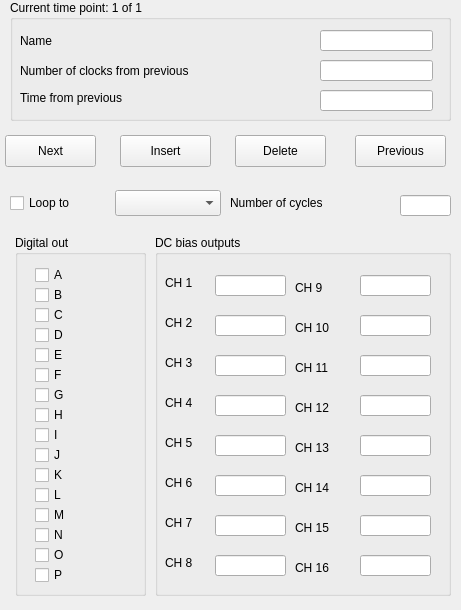
Old version of the form pse.ui in the repository MOBILionSystems/MIPS-app-MOBILion.
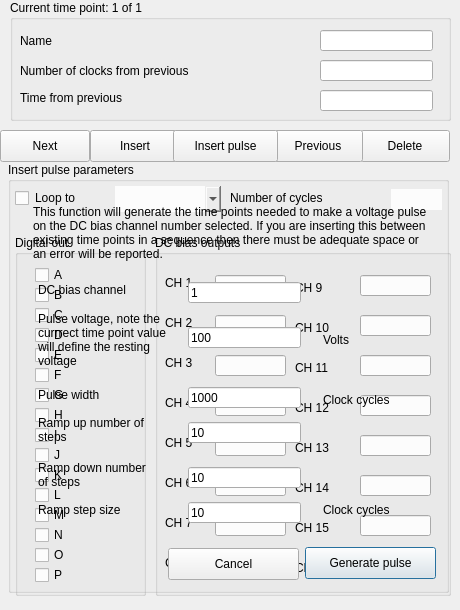
New version of the form.

```diff
--- a/pse.ui
+++ b/pse.ui
@@ -6,7 +6,7 @@
    <rect>
     <x>0</x>
     <y>0</y>
-    <width>461</width>
+    <width>460</width>
     <height>610</height>
    </rect>
   </property>
@@ -709,9 +709,9 @@
   <widget class="QPushButton" name="pbNext">
    <property name="geometry">
     <rect>
-     <x>5</x>
-     <y>135</y>
-     <width>91</width>
+     <x>0</x>
+     <y>130</y>
+     <width>90</width>
      <height>32</height>
     </rect>
    </property>
@@ -728,9 +728,9 @@
   <widget class="QPushButton" name="pbInsert">
    <property name="geometry">
     <rect>
-     <x>120</x>
-     <y>135</y>
-     <width>91</width>
+     <x>90</x>
+     <y>130</y>
+     <width>90</width>
      <height>32</height>
     </rect>
    </property>
@@ -747,9 +747,9 @@
   <widget class="QPushButton" name="pbDelete">
    <property name="geometry">
     <rect>
-     <x>235</x>
-     <y>135</y>
-     <width>91</width>
+     <x>360</x>
+     <y>130</y>
+     <width>90</width>
      <height>32</height>
     </rect>
    </property>
@@ -766,9 +766,9 @@
   <widget class="QPushButton" name="pbPrevious">
    <property name="geometry">
     <rect>
-     <x>355</x>
-     <y>135</y>
-     <width>91</width>
+     <x>273</x>
+     <y>130</y>
+     <width>90</width>
      <height>32</height>
     </rect>
    </property>
@@ -782,60 +782,381 @@
     <bool>false</bool>
    </property>
   </widget>
-  <widget class="QCheckBox" name="chkLoop">
+  <widget class="QFrame" name="frmLoop">
    <property name="geometry">
     <rect>
      <x>10</x>
-     <y>190</y>
-     <width>106</width>
-     <height>26</height>
+     <y>174</y>
+     <width>441</width>
+     <height>51</height>
     </rect>
    </property>
-   <property name="toolTip">
-    <string>Check this to cause this time point to loop back to the labeled point</string>
+   <property name="styleSheet">
+    <string notr="true">border: 0</string>
    </property>
-   <property name="text">
-    <string>Loop to</string>
+   <property name="frameShape">
+    <enum>QFrame::StyledPanel</enum>
    </property>
-  </widget>
-  <widget class="QLabel" name="label_4">
-   <property name="geometry">
-    <rect>
-     <x>230</x>
-     <y>190</y>
-     <width>171</width>
-     <height>26</height>
-    </rect>
+   <property name="frameShadow">
+    <enum>QFrame::Plain</enum>
    </property>
-   <property name="text">
-    <string>Number of cycles</string>
+   <property name="lineWidth">
+    <number>0</number>
    </property>
+   <widget class="QLabel" name="label_4">
+    <property name="geometry">
+     <rect>
+      <x>220</x>
+      <y>11</y>
+      <width>171</width>
+      <height>26</height>
+     </rect>
+    </property>
+    <property name="text">
+     <string>Number of cycles</string>
+    </property>
+   </widget>
+   <widget class="QLineEdit" name="leCycles">
+    <property name="geometry">
+     <rect>
+      <x>381</x>
+      <y>15</y>
+      <width>51</width>
+      <height>21</height>
+     </rect>
+    </property>
+    <property name="toolTip">
+     <string>Number of times to loop</string>
+    </property>
+   </widget>
+   <widget class="QComboBox" name="comboLoop">
+    <property name="geometry">
+     <rect>
+      <x>105</x>
+      <y>12</y>
+      <width>106</width>
+      <height>26</height>
+     </rect>
+    </property>
+    <property name="toolTip">
+     <string>Point to loop back to</string>
+    </property>
+   </widget>
+   <widget class="QCheckBox" name="chkLoop">
+    <property name="geometry">
+     <rect>
+      <x>5</x>
+      <y>11</y>
+      <width>106</width>
+      <height>26</height>
+     </rect>
+    </property>
+    <property name="toolTip">
+     <string>Check this to cause this time point to loop back to the labeled point</string>
+    </property>
+    <property name="text">
+     <string>Loop to</string>
+    </property>
+   </widget>
   </widget>
-  <widget class="QLineEdit" name="leCycles">
+  <widget class="QPushButton" name="pbInsertPulse">
    <property name="geometry">
     <rect>
-     <x>400</x>
-     <y>195</y>
-     <width>51</width>
-     <height>21</height>
+     <x>173</x>
+     <y>130</y>
+     <width>105</width>
+     <height>32</height>
     </rect>
    </property>
    <property name="toolTip">
     <string>Number of times to loop</string>
    </property>
+   <property name="text">
+    <string>Insert pulse</string>
+   </property>
+   <property name="autoDefault">
+    <bool>false</bool>
+   </property>
   </widget>
-  <widget class="QComboBox" name="comboLoop">
+  <widget class="QGroupBox" name="gbInsertPulse">
    <property name="geometry">
     <rect>
-     <x>115</x>
-     <y>190</y>
-     <width>106</width>
-     <height>26</height>
+     <x>8</x>
+     <y>162</y>
+     <width>441</width>
+     <height>431</height>
     </rect>
    </property>
-   <property name="toolTip">
-    <string>Point to loop back to</string>
+   <property name="title">
+    <string>Insert pulse parameters</string>
    </property>
+   <widget class="QLabel" name="label_21">
+    <property name="geometry">
+     <rect>
+      <x>30</x>
+      <y>225</y>
+      <width>86</width>
+      <height>16</height>
+     </rect>
+    </property>
+    <property name="text">
+     <string>Pulse width</string>
+    </property>
+   </widget>
+   <widget class="QLabel" name="label_22">
+    <property name="geometry">
+     <rect>
+      <x>30</x>
+      <y>250</y>
+      <width>111</width>
+      <height>36</height>
+     </rect>
+    </property>
+    <property name="text">
+     <string>Ramp up number of steps</string>
+    </property>
+    <property name="wordWrap">
+     <bool>true</bool>
+    </property>
+   </widget>
+   <widget class="QLabel" name="label_23">
+    <property name="geometry">
+     <rect>
+      <x>30</x>
+      <y>295</y>
+      <width>111</width>
+      <height>36</height>
+     </rect>
+    </property>
+    <property name="text">
+     <string>Ramp down number of steps</string>
+    </property>
+    <property name="wordWrap">
+     <bool>true</bool>
+    </property>
+   </widget>
+   <widget class="QLabel" name="label_24">
+    <property name="geometry">
+     <rect>
+      <x>30</x>
+      <y>335</y>
+      <width>111</width>
+      <height>26</height>
+     </rect>
+    </property>
+    <property name="text">
+     <string>Ramp step size</string>
+    </property>
+    <property name="wordWrap">
+     <bool>true</bool>
+    </property>
+   </widget>
+   <widget class="QLineEdit" name="lePulseWidth">
+    <property name="geometry">
+     <rect>
+      <x>180</x>
+      <y>225</y>
+      <width>113</width>
+      <height>21</height>
+     </rect>
+    </property>
+    <property name="text">
+     <string>1000</string>
+    </property>
+   </widget>
+   <widget class="QLineEdit" name="leRampUp">
+    <property name="geometry">
+     <rect>
+      <x>180</x>
+      <y>260</y>
+      <width>113</width>
+      <height>21</height>
+     </rect>
+    </property>
+    <property name="text">
+     <string>10</string>
+    </property>
+   </widget>
+   <widget class="QLineEdit" name="leRampDwn">
+    <property name="geometry">
+     <rect>
+      <x>180</x>
+      <y>305</y>
+      <width>113</width>
+      <height>21</height>
+     </rect>
+    </property>
+    <property name="text">
+     <string>10</string>
+    </property>
+   </widget>
+   <widget class="QLineEdit" name="leRampStepSize">
+    <property name="geometry">
+     <rect>
+      <x>180</x>
+      <y>340</y>
+      <width>113</width>
+      <height>21</height>
+     </rect>
+    </property>
+    <property name="text">
+     <string>10</string>
+    </property>
+   </widget>
+   <widget class="QLabel" name="label_25">
+    <property name="geometry">
+     <rect>
+      <x>315</x>
+      <y>230</y>
+      <width>86</width>
+      <height>16</height>
+     </rect>
+    </property>
+    <property name="text">
+     <string>Clock cycles</string>
+    </property>
+   </widget>
+   <widget class="QLabel" name="label_26">
+    <property name="geometry">
+     <rect>
+      <x>315</x>
+      <y>340</y>
+      <width>86</width>
+      <height>16</height>
+     </rect>
+    </property>
+    <property name="text">
+     <string>Clock cycles</string>
+    </property>
+   </widget>
+   <widget class="QPushButton" name="pbInsertRamp">
+    <property name="geometry">
+     <rect>
+      <x>297</x>
+      <y>385</y>
+      <width>131</width>
+      <height>32</height>
+     </rect>
+    </property>
+    <property name="text">
+     <string>Generate pulse</string>
+    </property>
+   </widget>
+   <widget class="QLabel" name="label_27">
+    <property name="geometry">
+     <rect>
+      <x>25</x>
+      <y>25</y>
+      <width>396</width>
+      <height>91</height>
+     </rect>
+    </property>
+    <property name="text">
+     <string>This function will generate the time points needed to make a voltage pulse on the DC bias channel number selected. If you are inserting this between existing time points in a sequence then there must be adequate space or an error will be reported.</string>
+    </property>
+    <property name="wordWrap">
+     <bool>true</bool>
+    </property>
+   </widget>
+   <widget class="QLabel" name="label_28">
+    <property name="geometry">
+     <rect>
+      <x>30</x>
+      <y>120</y>
+      <width>106</width>
+      <height>16</height>
+     </rect>
+    </property>
+    <property name="text">
+     <string>DC bias channel </string>
+    </property>
+   </widget>
+   <widget class="QLabel" name="label_29">
+    <property name="geometry">
+     <rect>
+      <x>30</x>
+      <y>145</y>
+      <width>141</width>
+      <height>66</height>
+     </rect>
+    </property>
+    <property name="text">
+     <string>Pulse voltage, note the currrect time point value will define the resting voltage</string>
+    </property>
+    <property name="wordWrap">
+     <bool>true</bool>
+    </property>
+   </widget>
+   <widget class="QLineEdit" name="lePulseChannel">
+    <property name="geometry">
+     <rect>
+      <x>180</x>
+      <y>120</y>
+      <width>113</width>
+      <height>21</height>
+     </rect>
+    </property>
+    <property name="text">
+     <string>1</string>
+    </property>
+   </widget>
+   <widget class="QLineEdit" name="lePulseVoltage">
+    <property name="geometry">
+     <rect>
+      <x>180</x>
+      <y>165</y>
+      <width>113</width>
+      <height>21</height>
+     </rect>
+    </property>
+    <property name="text">
+     <string>100</string>
+    </property>
+   </widget>
+   <widget class="QLabel" name="label_30">
+    <property name="geometry">
+     <rect>
+      <x>315</x>
+      <y>170</y>
+      <width>86</width>
+      <height>16</height>
+     </rect>
+    </property>
+    <property name="text">
+     <string>Volts</string>
+    </property>
+   </widget>
+   <widget class="QPushButton" name="pbInsertCancel">
+    <property name="geometry">
+     <rect>
+      <x>160</x>
+      <y>386</y>
+      <width>131</width>
+      <height>32</height>
+     </rect>
+    </property>
+    <property name="text">
+     <string>Cancel</string>
+    </property>
+   </widget>
+   <zorder>label_21</zorder>
+   <zorder>label_22</zorder>
+   <zorder>label_23</zorder>
+   <zorder>label_24</zorder>
+   <zorder>lePulseWidth</zorder>
+   <zorder>leRampUp</zorder>
+   <zorder>leRampDwn</zorder>
+   <zorder>leRampStepSize</zorder>
+   <zorder>label_25</zorder>
+   <zorder>label_26</zorder>
+   <zorder>pbInsertRamp</zorder>
+   <zorder>label_28</zorder>
+   <zorder>label_29</zorder>
+   <zorder>lePulseChannel</zorder>
+   <zorder>lePulseVoltage</zorder>
+   <zorder>label_30</zorder>
+   <zorder>label_27</zorder>
+   <zorder>pbInsertCancel</zorder>
   </widget>
  </widget>
  <resources/>
```
Left out of the diff: 14 changed lines with no effect on the pictures.
